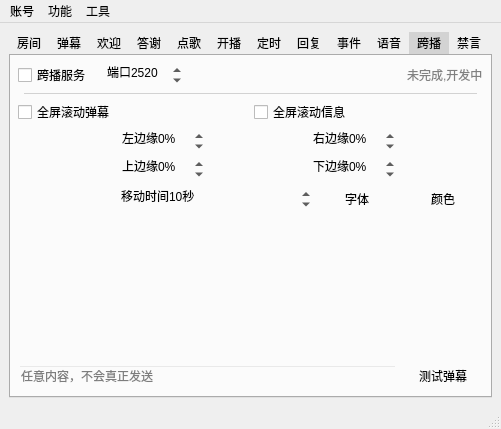
This is mainwindow.ui in iwxyi/Bilibili-MagicalDanmaku as Qt 5 draws it before an edit. The edited form follows.
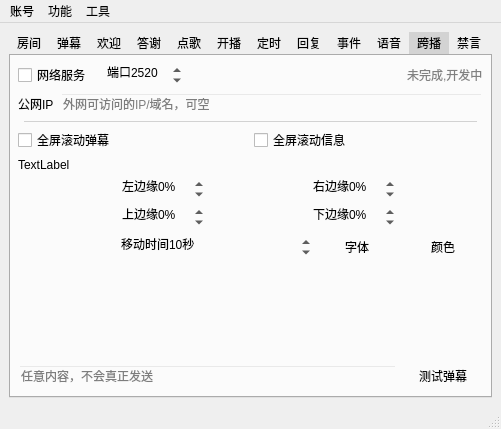
This is the edited form. The open tabs and pages were chosen to show the change. Icons and pictures are not drawn. Custom widgets are drawn as their Qt base class.

```diff
--- a/mainwindow.ui
+++ b/mainwindow.ui
@@ -2199,7 +2199,7 @@
              <string>&lt;html&gt;&lt;head/&gt;&lt;body&gt;&lt;p&gt;【正在开发中】&lt;/p&gt;&lt;p&gt;支持作为素材添加到直播页面&lt;/p&gt;&lt;p&gt;直播姬中添加浏览器，网址为：localhost:端口&lt;/p&gt;&lt;p&gt;点歌姬位置：网址/music&lt;/p&gt;&lt;p&gt;弹幕姬位置：网址/danmaku&lt;/p&gt;&lt;/body&gt;&lt;/html&gt;</string>
             </property>
             <property name="text">
-             <string>跨播服务</string>
+             <string>网络服务</string>
             </property>
            </widget>
           </item>
@@ -2262,6 +2262,39 @@
           </item>
          </layout>
         </item>
+        <item>
+         <layout class="QHBoxLayout" name="horizontalLayout_48">
+          <property name="topMargin">
+           <number>0</number>
+          </property>
+          <item>
+           <widget class="QLabel" name="label_6">
+            <property name="text">
+             <string>公网IP</string>
+            </property>
+           </widget>
+          </item>
+          <item>
+           <widget class="QLineEdit" name="domainEdit">
+            <property name="toolTip">
+             <string>&lt;html&gt;&lt;head/&gt;&lt;body&gt;&lt;p&gt;默认为localhost&lt;/p&gt;&lt;p&gt;www下网页代码中所有“__DOMAIN__”将会替换为该域名&lt;/p&gt;&lt;/body&gt;&lt;/html&gt;</string>
+            </property>
+            <property name="styleSheet">
+             <string notr="true">QLineEdit
+{
+	background: transparent;
+}</string>
+            </property>
+            <property name="text">
+             <string/>
+            </property>
+            <property name="placeholderText">
+             <string>外网可访问的IP/域名，可空</string>
+            </property>
+           </widget>
+          </item>
+         </layout>
+        </item>
         <item>
          <widget class="QWidget" name="widget_3" native="true">
           <property name="minimumSize">
@@ -2300,6 +2333,13 @@
           </item>
          </layout>
         </item>
+        <item>
+         <widget class="QLabel" name="label_3">
+          <property name="text">
+           <string>TextLabel</string>
+          </property>
+         </widget>
+        </item>
         <item>
          <layout class="QHBoxLayout" name="horizontalLayout_29">
           <property name="topMargin">
```
Left out of the diff: 6 changed lines with no effect on the pictures.
